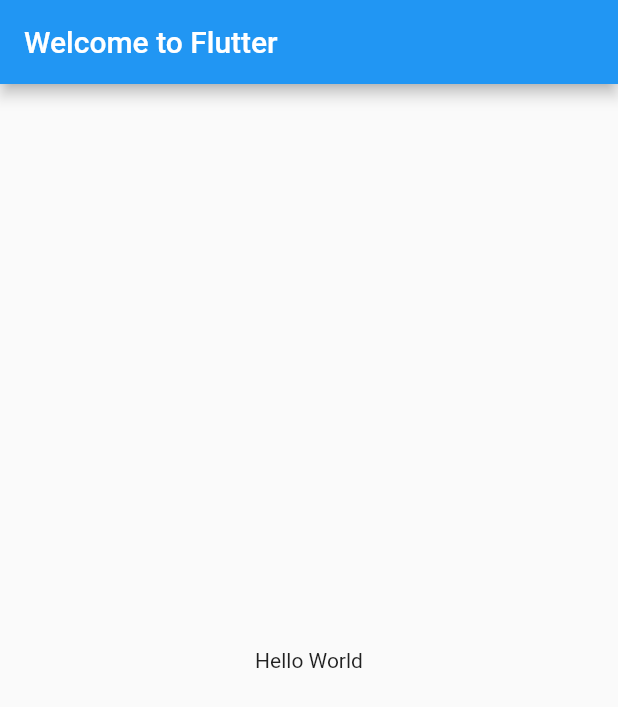
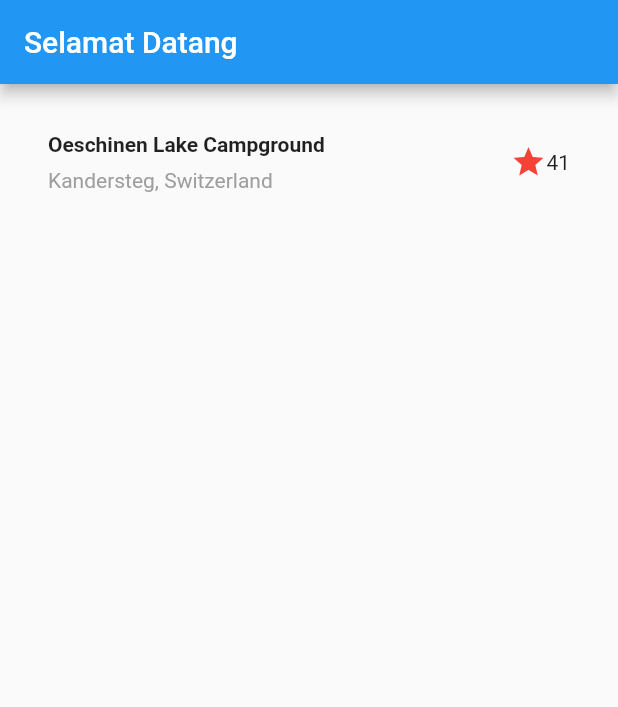
Before and after one commit to bagusk99/first-flutter, a Flutter app: the screen it shows after launch, on a phone screen of 412 x 824 dp. Shown: the top 707 px of the screen. Run offline on Flutter 3.47's test engine with Material 2 defaults, Android fonts, the phone set to English and light mode, and no system bars.

Commit message:
create first list

```diff
--- a/lib/main.dart
+++ b/lib/main.dart
@@ -5,13 +5,56 @@ void main() => runApp(MyApp());
 class MyApp extends StatelessWidget {
   @override
   Widget build(BuildContext context) {
+    Widget titleSection = Container(
+      padding: const EdgeInsets.all(32),
+      child: Row(
+        children: [
+          Expanded(
+            //1
+            child: Column(
+              crossAxisAlignment: CrossAxisAlignment.start,
+              children: [
+                //2
+                Container(
+                  padding: const EdgeInsets.only(bottom: 8),
+                  child: Text(
+                    'Oeschinen Lake Campground',
+                    style: TextStyle(
+                      fontWeight: FontWeight.bold,
+                    ),
+                  ),
+                ),
+                Text(
+                  'Kandersteg, Switzerland',
+                  style: TextStyle(
+                    color: Colors.grey[500]
+                  )
+                )
+              ],
+            )
+          ),
+          //3
+          Icon(
+            Icons.star,
+            color: Colors.red
+          ),
+          Text('41')
+        ],
+      )
+    );
+
     return MaterialApp(
-      title: 'Welcome to Flutter',
+      title: 'Flutter Apps',
       home: Scaffold(
-          appBar: AppBar(
-            title: Text('Welcome to Flutter'),
-          ),
-          body: Center(child: Text('Hello World'))),
+        appBar: AppBar(
+          title: Text('Selamat Datang'),
+        ),
+        body: Column(
+          children: [
+            titleSection
+          ]
+        )
+      ),
     );
   }
 }
```
